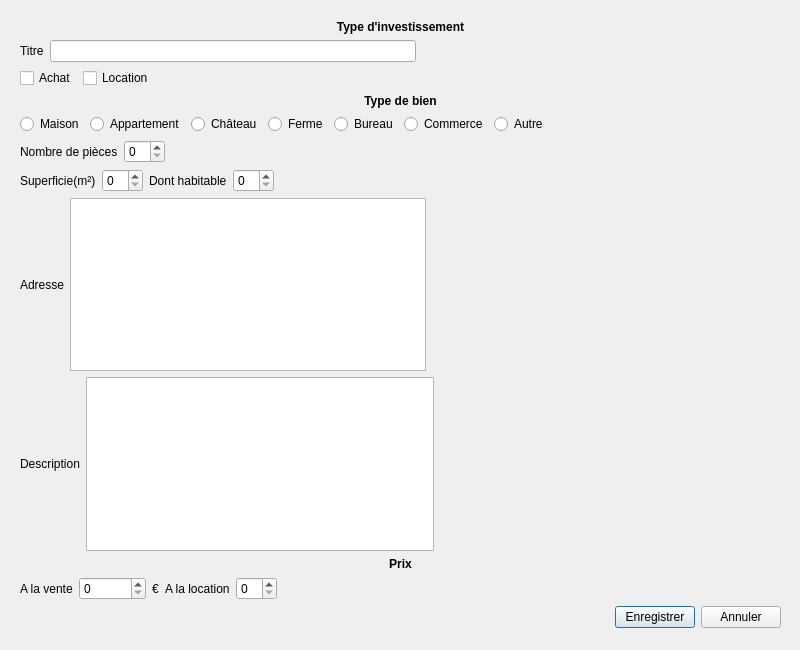
Stygmates/Gestionax, file ajouterbien.ui: the form before one commit.
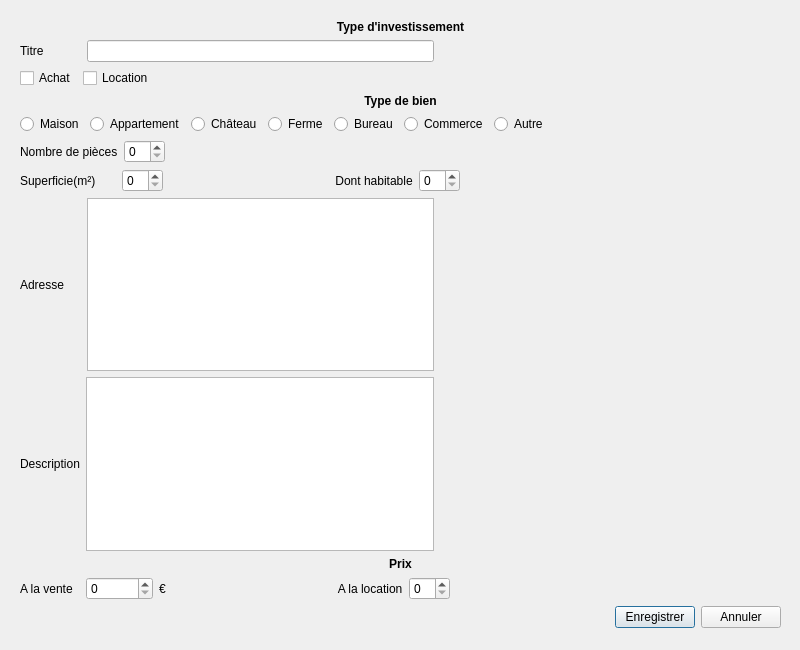
The form after the commit.

The edit to the form file:
```diff
--- a/ajouterbien.ui
+++ b/ajouterbien.ui
@@ -46,7 +46,7 @@
         <item>
          <widget class="QLabel" name="titreLabel">
           <property name="text">
-           <string>Titre</string>
+           <string>Titre           </string>
           </property>
          </widget>
         </item>
@@ -213,7 +213,7 @@
         <item>
          <widget class="QLabel" name="superficieLabel">
           <property name="text">
-           <string>Superficie(m²)</string>
+           <string>Superficie(m²)      </string>
           </property>
          </widget>
         </item>
@@ -223,7 +223,7 @@
         <item>
          <widget class="QLabel" name="habitableLabel">
           <property name="text">
-           <string>Dont habitable</string>
+           <string>                                                  Dont habitable</string>
           </property>
          </widget>
         </item>
@@ -250,7 +250,7 @@
         <item>
          <widget class="QLabel" name="adresseLabel">
           <property name="text">
-           <string>Adresse</string>
+           <string>Adresse     </string>
           </property>
          </widget>
         </item>
@@ -328,7 +328,7 @@
         <item>
          <widget class="QLabel" name="enVentelabel">
           <property name="text">
-           <string>A la vente</string>
+           <string>A la vente  </string>
           </property>
          </widget>
         </item>
@@ -349,7 +349,7 @@
         <item>
          <widget class="QLabel" name="label">
           <property name="text">
-           <string>A la location</string>
+           <string>                                                  A la location</string>
           </property>
          </widget>
         </item>
```
Left out of the diff: 2 changed lines with no effect on the pictures.
